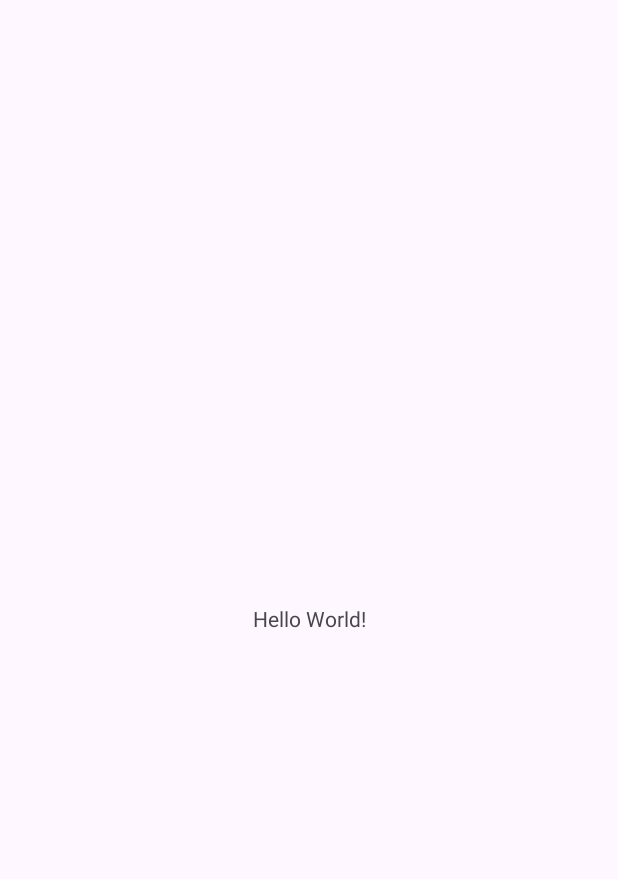
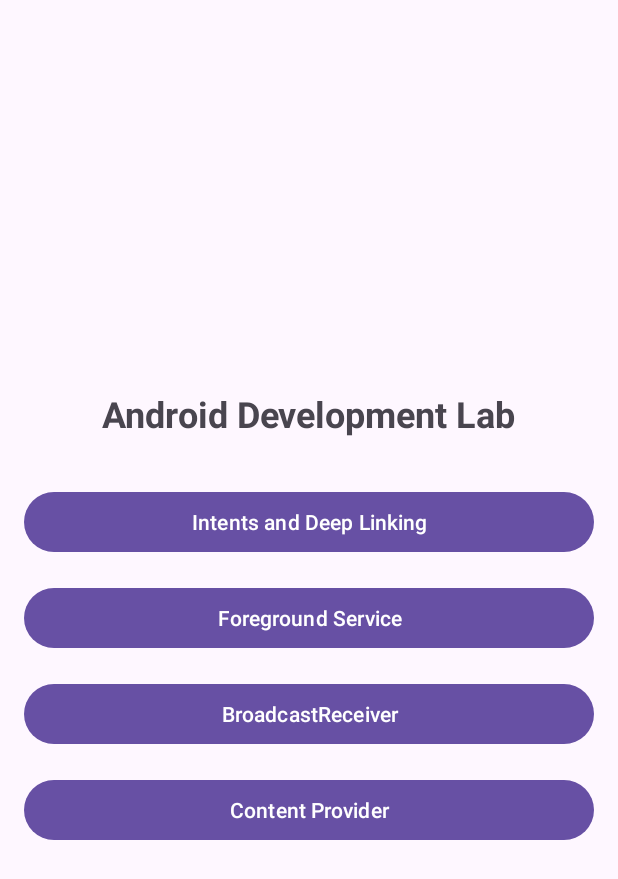
Before and after one commit to zhanserikAmangeldi/firstLabProject, an Android app: the screen it shows after launch (MainActivity), on a phone screen of 412 x 824 dp. Before the commit the part shown is almost empty. Shown: the top 879 px of the screen. Run offline under Robolectric (Android 15) with nearby library versions, the phone set to English and light mode, and no system bars; our stand-ins replace navigation-ui.

Commit message:
add navigation

```diff
--- a/app/build.gradle.kts
+++ b/app/build.gradle.kts
@@ -42,6 +42,8 @@ dependencies {
     implementation(libs.material)
     implementation(libs.androidx.activity)
     implementation(libs.androidx.constraintlayout)
+    implementation(libs.androidx.navigation.fragment.ktx)
+    implementation(libs.androidx.navigation.ui.ktx)
     testImplementation(libs.junit)
     androidTestImplementation(libs.androidx.junit)
     androidTestImplementation(libs.androidx.espresso.core)
--- a/app/src/main/java/com/example/labproject/MainActivity.kt
+++ b/app/src/main/java/com/example/labproject/MainActivity.kt
@@ -1,20 +1,46 @@
 package com.example.labproject
 
+import android.os.Build
 import android.os.Bundle
+import android.Manifest
 import androidx.activity.enableEdgeToEdge
 import androidx.appcompat.app.AppCompatActivity
 import androidx.core.view.ViewCompat
 import androidx.core.view.WindowInsetsCompat
+import androidx.navigation.fragment.NavHostFragment
+import androidx.navigation.ui.setupActionBarWithNavController
 
 class MainActivity : AppCompatActivity() {
+
+
     override fun onCreate(savedInstanceState: Bundle?) {
         super.onCreate(savedInstanceState)
-        enableEdgeToEdge()
         setContentView(R.layout.activity_main)
-        ViewCompat.setOnApplyWindowInsetsListener(findViewById(R.id.main)) { v, insets ->
-            val systemBars = insets.getInsets(WindowInsetsCompat.Type.systemBars())
-            v.setPadding(systemBars.left, systemBars.top, systemBars.right, systemBars.bottom)
-            insets
+
+        if (Build.VERSION.SDK_INT >= Build.VERSION_CODES.TIRAMISU) {
+            requestPermissions(
+                arrayOf(
+                    Manifest.permission.READ_MEDIA_IMAGES,
+                    Manifest.permission.READ_CALENDAR
+                ),
+                100
+            )
+        } else {
+            requestPermissions(
+                arrayOf(
+                    Manifest.permission.READ_EXTERNAL_STORAGE,
+                    Manifest.permission.READ_CALENDAR
+                ),
+                100
+            )
         }
+
+        val navHostFragment = supportFragmentManager.findFragmentById(R.id.nav_host_fragment) as NavHostFragment
+        val navController = navHostFragment.navController
+    }
+
+    override fun onSupportNavigateUp(): Boolean {
+        val navHostFragment = supportFragmentManager.findFragmentById(R.id.nav_host_fragment) as NavHostFragment
+        return navHostFragment.navController.navigateUp() || super.onSupportNavigateUp()
     }
 }
--- /dev/null
+++ b/app/src/main/java/com/example/labproject/MainFragment.kt
@@ -0,0 +1,40 @@
+package com.example.labproject
+
+import android.os.Bundle
+import androidx.fragment.app.Fragment
+import android.view.LayoutInflater
+import android.view.View
+import android.view.ViewGroup
+import android.widget.Button
+import androidx.navigation.fragment.findNavController
+
+class MainFragment : Fragment() {
+    override fun onCreateView(
+        inflater: LayoutInflater,
+        container: ViewGroup?,
+        savedInstanceState: Bundle?
+    ): View? {
+        return inflater.inflate(R.layout.fragment_main, container, false)
+    }
+
+    override fun onViewCreated(view: View, savedInstanceState: Bundle?) {
+        super.onViewCreated(view, savedInstanceState)
+
+        // Setup navigation to feature fragments
+        view.findViewById<Button>(R.id.btnIntents).setOnClickListener {
+            findNavController().navigate(R.id.action_mainFragment_to_intentsFragment)
+        }
+
+        view.findViewById<Button>(R.id.btnService).setOnClickListener {
+            findNavController().navigate(R.id.action_mainFragment_to_serviceFragment)
+        }
+
+        view.findViewById<Button>(R.id.btnBroadcast).setOnClickListener {
+            findNavController().navigate(R.id.action_mainFragment_to_broadcastFragment)
+        }
+
+        view.findViewById<Button>(R.id.btnContentProvider).setOnClickListener {
+            findNavController().navigate(R.id.action_mainFragment_to_contentProviderFragment)
+        }
+    }
+}
--- a/app/src/main/res/layout/activity_main.xml
+++ b/app/src/main/res/layout/activity_main.xml
@@ -1,19 +1,17 @@
 <?xml version="1.0" encoding="utf-8"?>
 <androidx.constraintlayout.widget.ConstraintLayout xmlns:android="http://schemas.android.com/apk/res/android"
     xmlns:app="http://schemas.android.com/apk/res-auto"
-    xmlns:tools="http://schemas.android.com/tools"
-    android:id="@+id/main"
     android:layout_width="match_parent"
-    android:layout_height="match_parent"
-    tools:context=".MainActivity">
+    android:layout_height="match_parent">
 
-    <TextView
-        android:layout_width="wrap_content"
-        android:layout_height="wrap_content"
-        android:text="Hello World!"
+    <androidx.fragment.app.FragmentContainerView
+        android:id="@+id/nav_host_fragment"
+        android:name="androidx.navigation.fragment.NavHostFragment"
+        android:layout_width="match_parent"
+        android:layout_height="0dp"
+        app:layout_constraintTop_toTopOf="parent"
         app:layout_constraintBottom_toBottomOf="parent"
-        app:layout_constraintEnd_toEndOf="parent"
-        app:layout_constraintStart_toStartOf="parent"
-        app:layout_constraintTop_toTopOf="parent" />
+        app:defaultNavHost="true"
+        app:navGraph="@navigation/nav_graph" />
 
 </androidx.constraintlayout.widget.ConstraintLayout>
--- /dev/null
+++ b/app/src/main/res/layout/fragment_main.xml
@@ -0,0 +1,44 @@
+<?xml version="1.0" encoding="utf-8"?>
+<LinearLayout xmlns:android="http://schemas.android.com/apk/res/android"
+    android:layout_width="match_parent"
+    android:layout_height="match_parent"
+    android:orientation="vertical"
+    android:gravity="center"
+    android:padding="16dp">
+
+    <TextView
+        android:layout_width="wrap_content"
+        android:layout_height="wrap_content"
+        android:text="Android Development Lab"
+        android:textSize="24sp"
+        android:textStyle="bold"
+        android:layout_marginBottom="32dp"/>
+
+    <Button
+        android:id="@+id/btnIntents"
+        android:layout_width="match_parent"
+        android:layout_height="wrap_content"
+        android:text="Intents and Deep Linking"
+        android:layout_marginBottom="16dp"/>
+
+    <Button
+        android:id="@+id/btnService"
+        android:layout_width="match_parent"
+        android:layout_height="wrap_content"
+        android:text="Foreground Service"
+        android:layout_marginBottom="16dp"/>
+
+    <Button
+        android:id="@+id/btnBroadcast"
+        android:layout_width="match_parent"
+        android:layout_height="wrap_content"
+        android:text="BroadcastReceiver"
+        android:layout_marginBottom="16dp"/>
+
+    <Button
+        android:id="@+id/btnContentProvider"
+        android:layout_width="match_parent"
+        android:layout_height="wrap_content"
+        android:text="Content Provider"/>
+
+</LinearLayout>
--- /dev/null
+++ b/app/src/main/res/navigation/nav_graph.xml
@@ -0,0 +1,50 @@
+<?xml version="1.0" encoding="utf-8"?>
+<navigation xmlns:android="http://schemas.android.com/apk/res/android"
+    xmlns:app="http://schemas.android.com/apk/res-auto"
+    xmlns:tools="http://schemas.android.com/tools"
+    android:id="@+id/nav_graph"
+    app:startDestination="@id/mainFragment">
+
+    <fragment
+        android:id="@+id/mainFragment"
+        android:name="com.example.labproject.MainFragment"
+        android:label="Main Menu"
+        tools:layout="@layout/fragment_main">
+        <action
+            android:id="@+id/action_mainFragment_to_intentsFragment"
+            app:destination="@id/intentsFragment" />
+        <action
+            android:id="@+id/action_mainFragment_to_serviceFragment"
+            app:destination="@id/serviceFragment" />
+        <action
+            android:id="@+id/action_mainFragment_to_broadcastFragment"
+            app:destination="@id/broadcastFragment" />
+        <action
+            android:id="@+id/action_mainFragment_to_contentProviderFragment"
+            app:destination="@id/contentProviderFragment" />
+    </fragment>
+
+    <fragment
+        android:id="@+id/intentsFragment"
+        android:name="com.example.labproject.IntentsFragment"
+        android:label="Instagram Sharing"
+        tools:layout="@layout/fragment_intents" />
+
+    <fragment
+        android:id="@+id/serviceFragment"
+        android:name="com.example.labproject.ServiceFragment"
+        android:label="Music Player"
+        tools:layout="@layout/fragment_service" />
+
+    <fragment
+        android:id="@+id/broadcastFragment"
+        android:name="com.example.labproject.BroadcastFragment"
+        android:label="Broadcast Receiver"
+        tools:layout="@layout/fragment_broadcast" />
+
+    <fragment
+        android:id="@+id/contentProviderFragment"
+        android:name="com.example.labproject.ContentProviderFragment"
+        android:label="Calendar Events"
+        tools:layout="@layout/fragment_content_provider" />
+</navigation>
--- a/app/src/main/res/values/strings.xml
+++ b/app/src/main/res/values/strings.xml
@@ -1,3 +1,5 @@
 <resources>
     <string name="app_name">Lab Project</string>
+    <!-- TODO: Remove or change this placeholder text -->
+    <string name="hello_blank_fragment">Hello blank fragment</string>
 </resources>
--- a/gradle/libs.versions.toml
+++ b/gradle/libs.versions.toml
@@ -9,6 +9,8 @@ appcompat = "1.7.0"
 material = "1.12.0"
 activity = "1.10.1"
 constraintlayout = "2.2.1"
+navigationFragmentKtx = "2.8.8"
+navigationUiKtx = "2.8.8"
 
 [libraries]
 androidx-core-ktx = { group = "androidx.core", name = "core-ktx", version.ref = "coreKtx" }
@@ -19,6 +21,8 @@ androidx-appcompat = { group = "androidx.appcompat", name = "appcompat", version
 material = { group = "com.google.android.material", name = "material", version.ref = "material" }
 androidx-activity = { group = "androidx.activity", name = "activity", version.ref = "activity" }
 androidx-constraintlayout = { group = "androidx.constraintlayout", name = "constraintlayout", version.ref = "constraintlayout" }
+androidx-navigation-fragment-ktx = { group = "androidx.navigation", name = "navigation-fragment-ktx", version.ref = "navigationFragmentKtx" }
+androidx-navigation-ui-ktx = { group = "androidx.navigation", name = "navigation-ui-ktx", version.ref = "navigationUiKtx" }
 
 [plugins]
 android-application = { id = "com.android.application", version.ref = "agp" }
```
Also changed, not shown: app/src/main/AndroidManifest.xml (+10 -0 lines), app/src/main/java/com/example/labproject/BroadcastFragment.kt (added, +59 -0 lines), app/src/main/java/com/example/labproject/ContentProviderFragment.kt (added, +59 -0 lines), app/src/main/java/com/example/labproject/IntentsFragment.kt (added, +59 -0 lines), app/src/main/java/com/example/labproject/ServiceFragment.kt (added, +59 -0 lines), app/src/main/res/layout/fragment_broadcast.xml (added, +14 -0 lines), app/src/main/res/layout/fragment_content_provider.xml (added, +14 -0 lines), app/src/main/res/layout/fragment_intents.xml (added, +14 -0 lines), app/src/main/res/layout/fragment_service.xml (added, +14 -0 lines).
